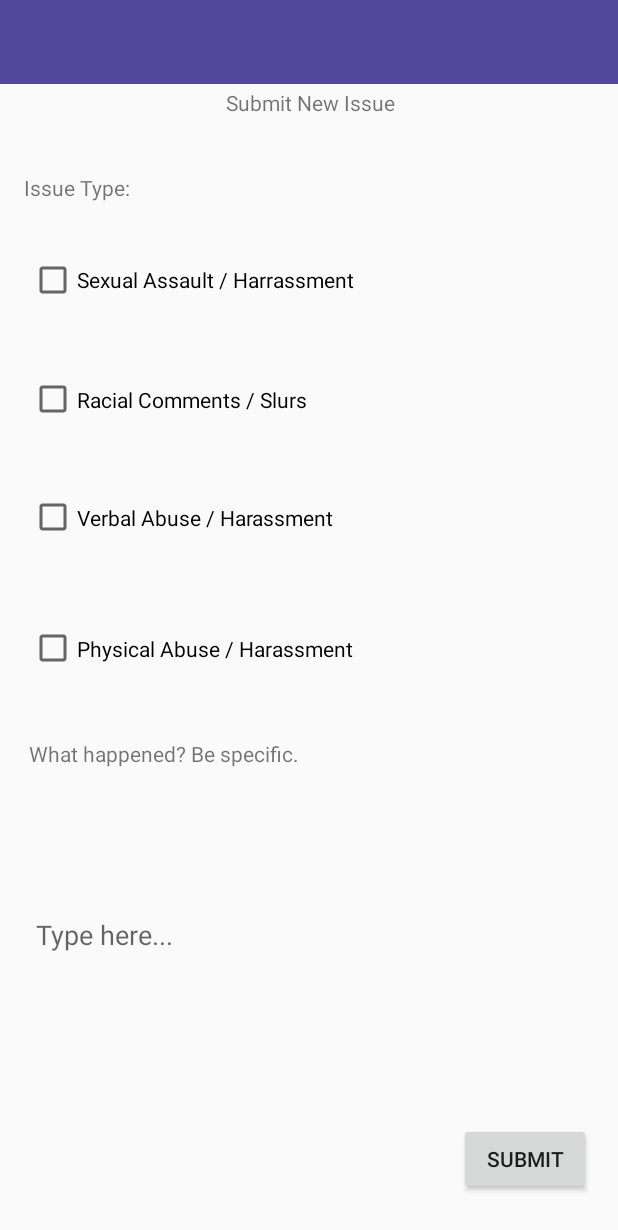
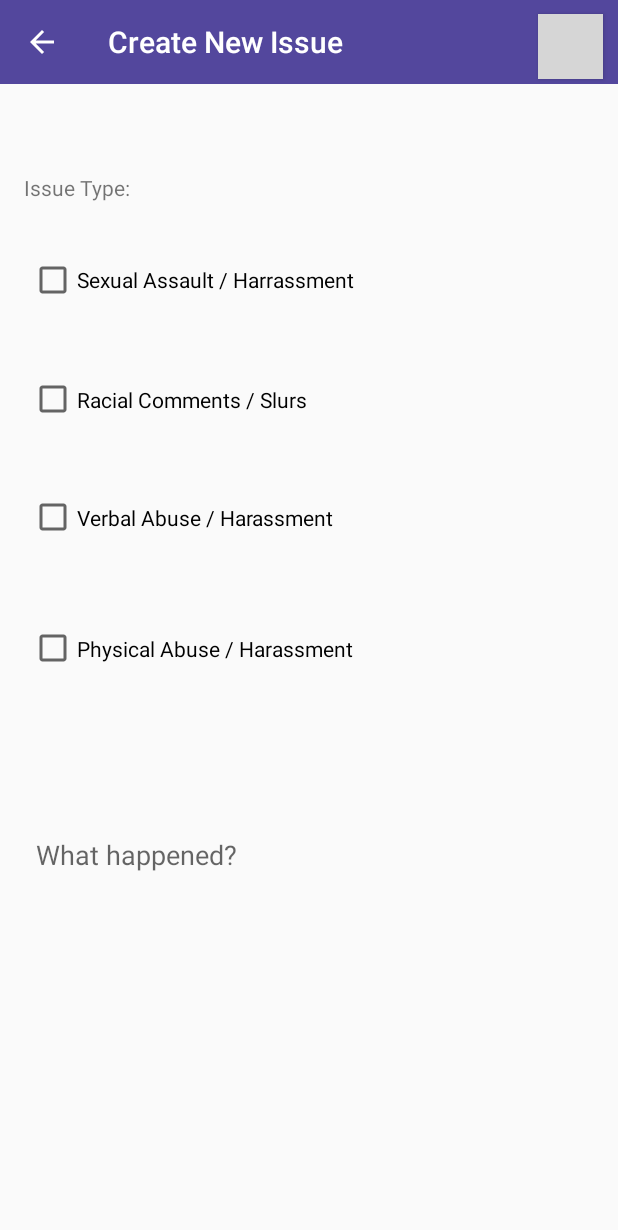
Before and after one commit to adamlm/WorkSafe, an Android app: the Submit_New_Issue screen opened directly, with no data from a screen before it, on a phone screen of 412 x 824 dp. Shown: the top 1230 px of the screen. Run offline under Robolectric (Android 15) with nearby library versions, the phone set to English and light mode, and no system bars; grey boxes are pictures that could not be loaded.

Commit message:
Some more stuff.

```diff
--- a/app/src/main/AndroidManifest.xml
+++ b/app/src/main/AndroidManifest.xml
@@ -16,8 +16,7 @@
                 <category android:name="android.intent.category.LAUNCHER" />
             </intent-filter>
         </activity>
-        <activity android:name=".Main_Screen"
-            android:label="My Activity Title" />
+        <activity android:name=".Main_Screen"/>
         <activity android:name=".Submit_New_Issue" />
         <activity android:name=".Settings" />
         <activity android:name=".changeEmail" />
--- a/app/src/main/java/com/worksafe/disruptthedistrict/worksafe/Login.java
+++ b/app/src/main/java/com/worksafe/disruptthedistrict/worksafe/Login.java
@@ -33,9 +33,6 @@ public class Login extends AppCompatActivity implements View.OnKeyListener{
     public static ArrayList<Admin> adminAccounts;
     public static ArrayList<Employee> employeeAccounts;
     public static ArrayList<Complaint> allComplaints;
-
-    public Login() {
-    }
 
     @Override
     protected void onCreate(Bundle savedInstanceState) {
--- a/app/src/main/java/com/worksafe/disruptthedistrict/worksafe/Submit_New_Issue.java
+++ b/app/src/main/java/com/worksafe/disruptthedistrict/worksafe/Submit_New_Issue.java
@@ -1,8 +1,11 @@
 package com.worksafe.disruptthedistrict.worksafe;
 
 import android.content.Intent;
+import android.graphics.PorterDuff;
 import android.support.v7.app.AppCompatActivity;
 import android.os.Bundle;
+import android.support.v7.widget.Toolbar;
+import android.view.Menu;
 import android.view.View;
 import android.widget.Button;
 import android.widget.EditText;
@@ -14,8 +17,18 @@ public class Submit_New_Issue extends AppCompatActivity {
     protected void onCreate(Bundle savedInstanceState) {
         super.onCreate(savedInstanceState);
         setContentView(R.layout.activity_submit__new__issue);
-        submitComplaint = (Button)findViewById(R.id.submitComplaint);
-        submitComplaint.setOnClickListener(new View.OnClickListener() {
+
+        Toolbar toolbar = (Toolbar) findViewById(R.id.toolbar);
+        setSupportActionBar(toolbar);
+        getSupportActionBar().setTitle("Create New Issue");
+
+        getSupportActionBar().setDisplayHomeAsUpEnabled(true);
+        getSupportActionBar().setDisplayHomeAsUpEnabled(true);
+        toolbar.getNavigationIcon().setColorFilter(getResources().getColor(R.color.colorWhite),
+                PorterDuff.Mode.SRC_ATOP);
+
+        Button button = (Button)findViewById(R.id.submit);
+        button.setOnClickListener(new View.OnClickListener() {
             public void onClick(View v) {
                 // Code here executes on main thread after user presses button
                 Intent returnToMain = new Intent(Submit_New_Issue.this, Main_Screen.class);
@@ -28,10 +41,19 @@ public class Submit_New_Issue extends AppCompatActivity {
                 Login.temp.addComplaint(complaint);
                 Login.temp.setNumComplaints(Login.temp.getNumComplaints()+1);
                 startActivity(returnToMain);
-
-
             }
         });
+    }
 
+    @Override
+    public boolean onCreateOptionsMenu(Menu menu) {
+        getMenuInflater().inflate(R.menu.menu_main, menu);
+        return true;
+    }
+
+    @Override
+    public boolean onSupportNavigateUp() {
+        onBackPressed();
+        return true;
     }
 }
--- a/app/src/main/res/layout/activity_submit__new__issue.xml
+++ b/app/src/main/res/layout/activity_submit__new__issue.xml
@@ -8,27 +8,27 @@
     tools:context="com.worksafe.disruptthedistrict.worksafe.Submit_New_Issue"
     tools:layout_editor_absoluteY="81dp">
 
-    <!-- Load the toolbar here -->
-    <include
-        layout="@layout/toolbar_main"
+    <android.support.v7.widget.Toolbar
+        android:id="@+id/toolbar"
+        android:minHeight="?attr/actionBarSize"
         android:layout_width="match_parent"
-        android:layout_height="wrap_content"/>
+        android:layout_height="wrap_content"
+        app:titleTextColor="@android:color/white"
+        android:background="?attr/colorPrimary">
+    </android.support.v7.widget.Toolbar>
 
-    <TextView
-        android:id="@+id/newIssueText"
-        android:layout_width="wrap_content"
-        android:layout_height="wrap_content"
-        android:background="@null"
-        android:ems="10"
-        android:inputType="textPersonName"
-        android:text="Submit New Issue"
-        android:textAlignment="center"
+    <Button
+        android:id="@+id/submit"
+        android:layout_width="43dp"
+        android:layout_height="43dp"
+        android:layout_marginTop="1dp"
+        android:background="@mipmap/ic_done_white_24dp"
         app:layout_constraintBottom_toBottomOf="parent"
         app:layout_constraintEnd_toEndOf="parent"
-        app:layout_constraintHorizontal_bias="0.502"
+        app:layout_constraintHorizontal_bias="0.973"
         app:layout_constraintStart_toStartOf="parent"
         app:layout_constraintTop_toTopOf="parent"
-        app:layout_constraintVertical_bias="0.073" />
+        app:layout_constraintVertical_bias="0.00999999" />
 
     <TextView
         android:id="@+id/issueTypeText"
@@ -94,21 +94,6 @@
         app:layout_constraintTop_toTopOf="parent"
         app:layout_constraintVertical_bias="0.526" />
 
-    <TextView
-        android:id="@+id/commentsText"
-        android:layout_width="253dp"
-        android:layout_height="20dp"
-        android:background="@null"
-        android:ems="10"
-        android:inputType="textPersonName"
-        android:text="What happened? Be specific."
-        app:layout_constraintBottom_toBottomOf="parent"
-        app:layout_constraintEnd_toEndOf="parent"
-        app:layout_constraintHorizontal_bias="0.122"
-        app:layout_constraintStart_toStartOf="parent"
-        app:layout_constraintTop_toTopOf="parent"
-        app:layout_constraintVertical_bias="0.613" />
-
     <EditText
         android:id="@+id/complaintComments"
 
@@ -116,7 +101,7 @@
         android:layout_height="95dp"
         android:background="@null"
         android:ems="10"
-        android:hint="Type here..."
+        android:hint="What happened?"
         android:inputType="textCapSentences|textMultiLine"
         android:lines="10"
         android:scrollHorizontally="false"
@@ -125,18 +110,6 @@
         app:layout_constraintHorizontal_bias="0.29"
         app:layout_constraintStart_toStartOf="parent"
         app:layout_constraintTop_toTopOf="parent"
-        app:layout_constraintVertical_bias="0.79" />
-
-    <Button
-        android:id="@+id/submitComplaint"
-        android:layout_width="wrap_content"
-        android:layout_height="wrap_content"
-        android:text="Submit"
-        app:layout_constraintBottom_toBottomOf="parent"
-        app:layout_constraintEnd_toEndOf="parent"
-        app:layout_constraintHorizontal_bias="0.945"
-        app:layout_constraintStart_toStartOf="parent"
-        app:layout_constraintTop_toTopOf="parent"
-        app:layout_constraintVertical_bias="0.965" />
+        app:layout_constraintVertical_bias="0.716" />
 
 </android.support.constraint.ConstraintLayout>
--- a/app/src/main/res/values/colors.xml
+++ b/app/src/main/res/values/colors.xml
@@ -1,6 +1,6 @@
 <?xml version="1.0" encoding="utf-8"?>
 <resources>
-    <color name="colorPrimary">#53479D</color>
+    <color name="colorPrimary">#53479d</color>
     <color name="colorPrimaryDark">#2E2973</color>
     <color name="colorAccent">#3ab54a</color>
     <color name="colorWhite">#FFFFFF</color>
```
Also changed, not shown: app/src/main/java/com/worksafe/disruptthedistrict/worksafe/Complaint.java (+7 -1 lines), app/src/main/java/com/worksafe/disruptthedistrict/worksafe/CreateNewAccount.java (+21 -17 lines), app/src/main/java/com/worksafe/disruptthedistrict/worksafe/Main_Screen.java (+52 -14 lines), app/src/main/java/com/worksafe/disruptthedistrict/worksafe/Main_Screen_Admin.java (+46 -18 lines), app/src/main/java/com/worksafe/disruptthedistrict/worksafe/User.java (+21 -3 lines), app/src/main/java/com/worksafe/disruptthedistrict/worksafe/changeEmail.java (+25 -7 lines), app/src/main/java/com/worksafe/disruptthedistrict/worksafe/changePassword.java (+30 -3 lines), app/src/main/res/layout/activity_change_email.xml (+20 -14 lines), app/src/main/res/layout/activity_change_password.xml (+20 -14 lines), app/src/main/res/layout/activity_create_new_account.xml (+24 -69 lines), app/src/main/res/layout/activity_main__screen.xml (+43 -45 lines), app/src/main/res/layout/activity_main__screen__admin.xml (+38 -35 lines).
